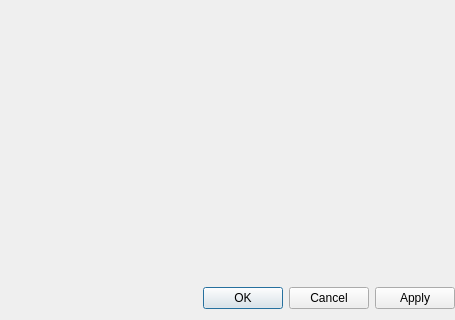
First picture: the form in gui/ui/propertiesdialog.ui, repository minorua/Qgis2threejs, before the edit; both pictures show x 0 to 455 and y 210 to 530 of the 455 by 530 pixel window.
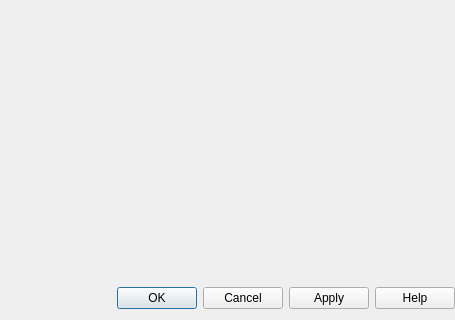
Second picture: the form after the edit.

Commit message: add help button to properties dialog to open dialog usage web page

```diff
--- a/gui/ui/propertiesdialog.ui
+++ b/gui/ui/propertiesdialog.ui
@@ -49,7 +49,7 @@
       <enum>Qt::Horizontal</enum>
      </property>
      <property name="standardButtons">
-      <set>QDialogButtonBox::Apply|QDialogButtonBox::Cancel|QDialogButtonBox::Ok</set>
+      <set>QDialogButtonBox::Apply|QDialogButtonBox::Cancel|QDialogButtonBox::Help|QDialogButtonBox::Ok</set>
      </property>
     </widget>
    </item>
```
Left out of the diff: 2 changed lines with no effect on the pictures. The commit also changes 4 other files.
